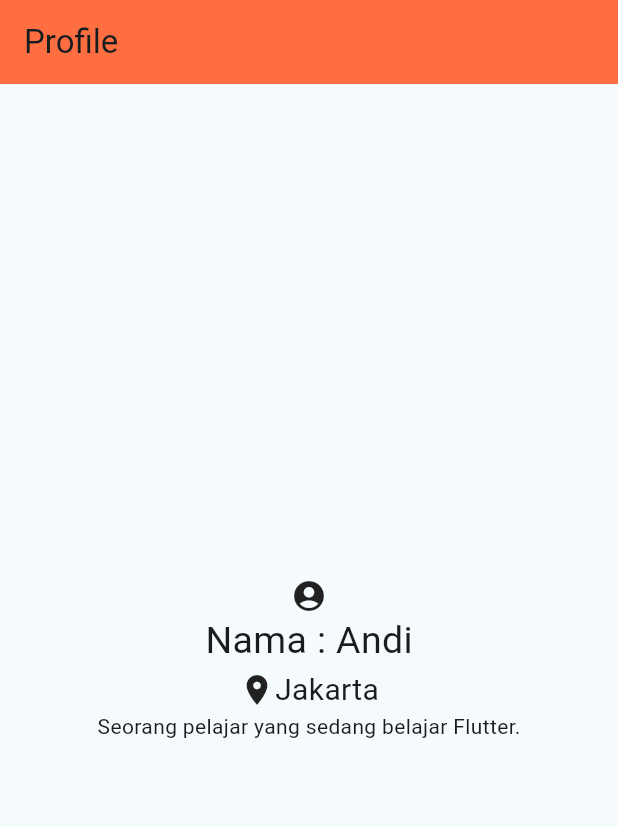
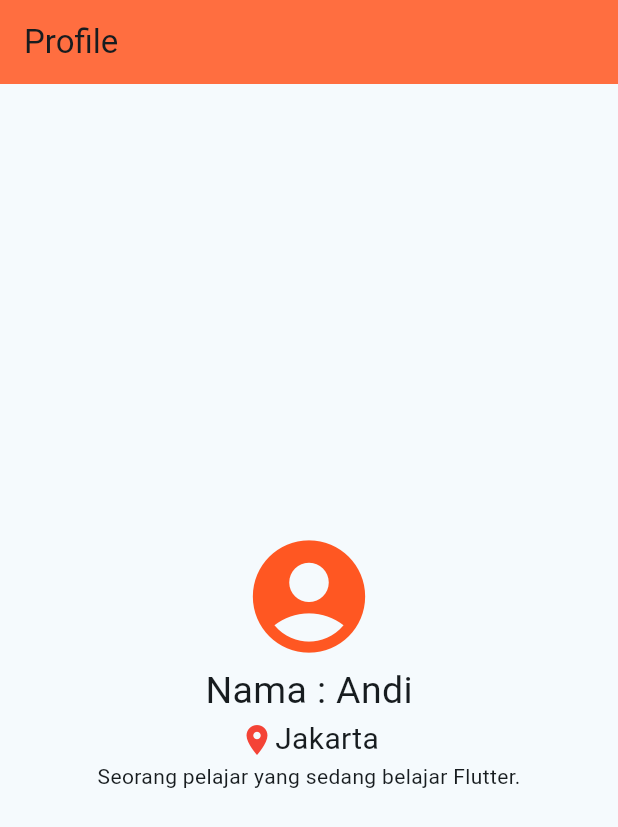
Before and after one commit to qeisandi/andippkd_mpro_b2, a Flutter app: the screen it shows after launch, on a phone screen of 412 x 824 dp. Shown: the top 827 px of the screen. Run offline on Flutter 3.47's test engine with Material 3 defaults, Android fonts, the phone set to English and light mode, and no system bars.

Commit message:
tugas flutter

```diff
--- a/lib/meet_satu/tugas_satu_flutter.dart
+++ b/lib/meet_satu/tugas_satu_flutter.dart
@@ -13,12 +13,12 @@ class Tugas1 extends StatelessWidget {
       body: Column(
         mainAxisAlignment: MainAxisAlignment.center,
         children: [
-          Icon(Icons.account_circle),
+          Icon(Icons.account_circle, color: Colors.deepOrange, size: 90),
           Text('Nama : Andi', style: TextStyle(fontSize: 25)),
           Row(
             mainAxisAlignment: MainAxisAlignment.center,
             children: [
-              Icon(Icons.location_on),
+              Icon(Icons.location_on, color: Colors.red),
               Text('Jakarta', style: TextStyle(fontSize: 20)),
             ],
           ),
```
